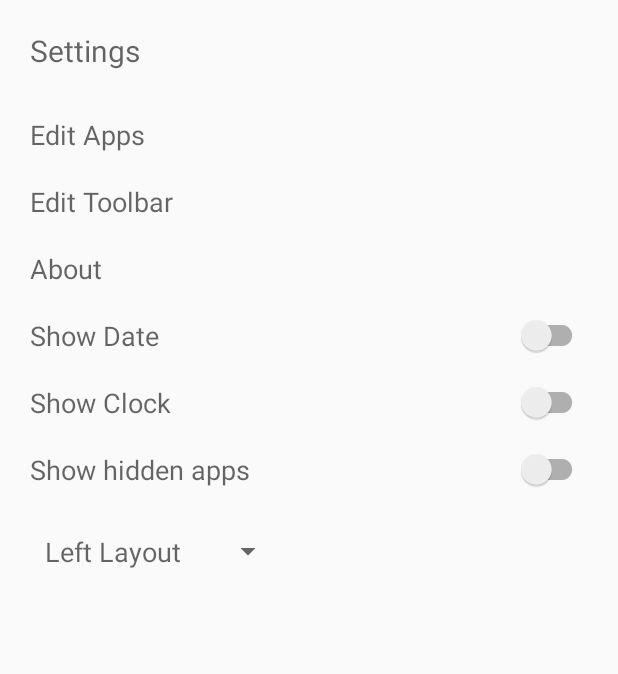
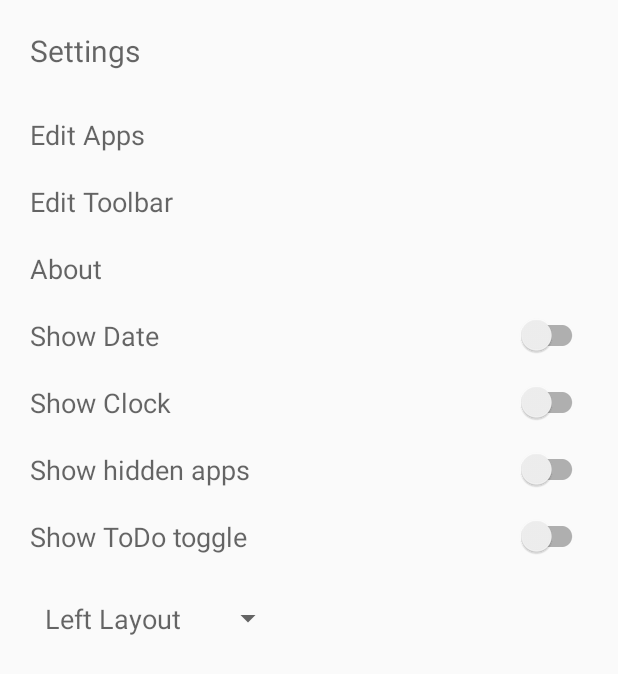
Before and after one commit to myin142/min-launcher, an Android app: the Settings screen opened directly, with no data from a screen before it, on a phone screen of 412 x 824 dp. Shown: the top 674 px of the screen. Run offline under Robolectric (Android 15) with nearby library versions, the phone set to English and light mode, and no system bars; our stand-ins replace Dagger/Hilt's generated code, Room's generated code; libraries missing offline, so code that uses them is left out: androidx.room.util.

Commit message:
add toggle for todo toggle

```diff
--- a/app/src/main/java/io/github/myin/phone/SharedConst.java
+++ b/app/src/main/java/io/github/myin/phone/SharedConst.java
@@ -9,4 +9,6 @@ public interface SharedConst {
     String PREF_LAYOUT_DIRECTION = "prefFeatLayoutDirection";
     String PREF_TIME_FORMAT_24 = "prefFeatTimeFormat24";
     String PREF_CALENDAR_ENABLED = "prefFeatCalendarEnabled";
+    String PREF_HOME_SHOW_TODO = "prefHomeShowTodo";
+    String PREF_SHOW_TODO_BUTTON = "prefShowTodoButton";
 }
--- a/app/src/main/java/io/github/myin/phone/views/settings/Settings.java
+++ b/app/src/main/java/io/github/myin/phone/views/settings/Settings.java
@@ -52,6 +52,7 @@ public class Settings extends AppCompatActivity {
 
         initSwitch(R.id.show_date, SharedConst.PREF_SHOW_DATE_FEATURE);
         initSwitch(R.id.show_hidden_apps, SharedConst.PREF_SHOW_HIDDEN_APPS);
+        initSwitch(R.id.show_todo_button, SharedConst.PREF_SHOW_TODO_BUTTON);
 
         layoutDirection = findViewById(R.id.layout_direction);
         ArrayAdapter<CharSequence> adapter = ArrayAdapter.createFromResource(this,
--- a/app/src/main/res/layout/home_activity.xml
+++ b/app/src/main/res/layout/home_activity.xml
@@ -107,7 +107,7 @@
                 android:clickable="true"
                 android:focusable="true"
                 android:textSize="@dimen/text_size"
-                android:padding="@dimen/view_padding"/>
+                android:paddingVertical="@dimen/half_view_padding"/>
 
     </LinearLayout>
 
--- a/app/src/main/res/layout/settings_activity.xml
+++ b/app/src/main/res/layout/settings_activity.xml
@@ -90,6 +90,14 @@
                 android:text="@string/settings_enable_show_hidden_apps"
                 android:textAlignment="viewStart"/>
 
+        <androidx.appcompat.widget.SwitchCompat
+                android:id="@+id/show_todo_button"
+                style="@style/ListText"
+                android:layout_width="match_parent"
+                android:layout_height="wrap_content"
+                android:text="@string/settings_show_todo_button"
+                android:textAlignment="viewStart"/>
+
         <Spinner
                 android:id="@+id/layout_direction"
                 android:layout_width="wrap_content"
--- a/app/src/main/res/values/strings.xml
+++ b/app/src/main/res/values/strings.xml
@@ -22,6 +22,7 @@
     <string name="settings_enable_show_clock">Show Clock</string>
     <string name="settings_enable_show_date">Show Date</string>
     <string name="settings_enable_show_hidden_apps">Show hidden apps</string>
+    <string name="settings_show_todo_button">Show ToDo toggle</string>
 
     <string name="settings_layout_direction">Layout Direction</string>
     <string-array name="settings_layout_direction_array">
```
Also changed, not shown: app/src/main/java/io/github/myin/phone/utils/FeaturePreference.java (+10 -0 lines), app/src/main/java/io/github/myin/phone/views/home/HomeActivity.java (+23 -16 lines).
